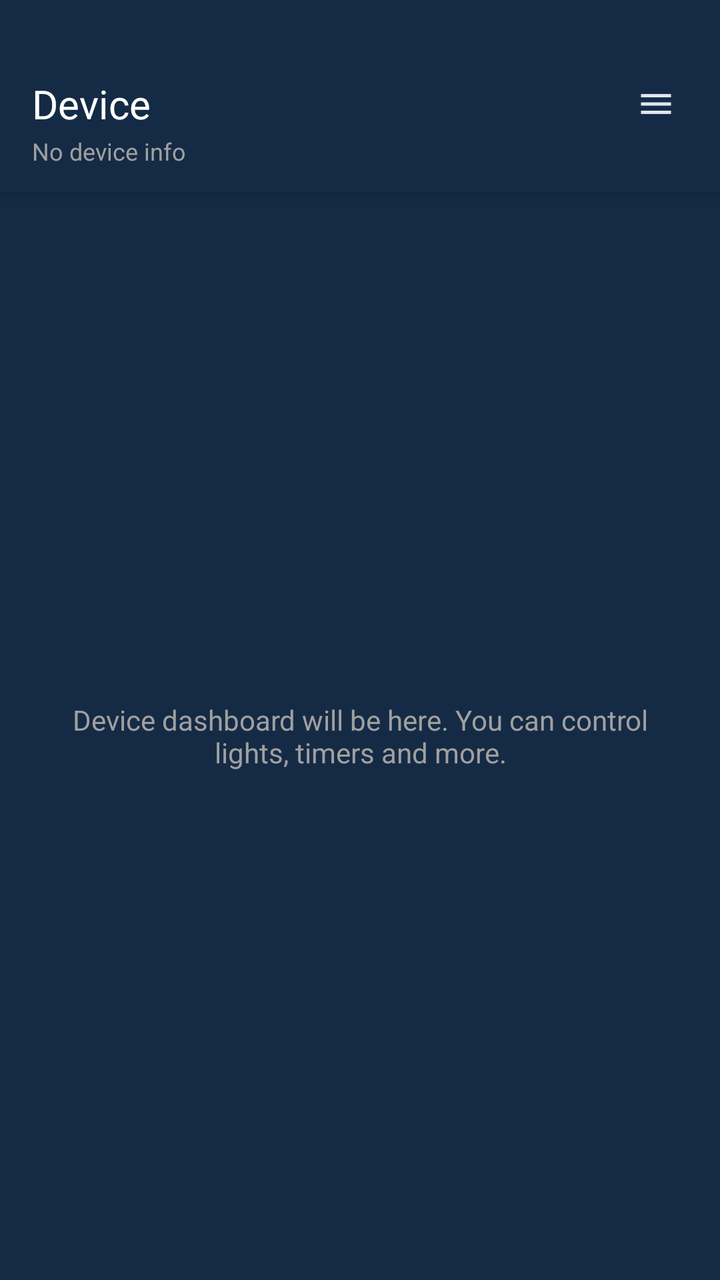
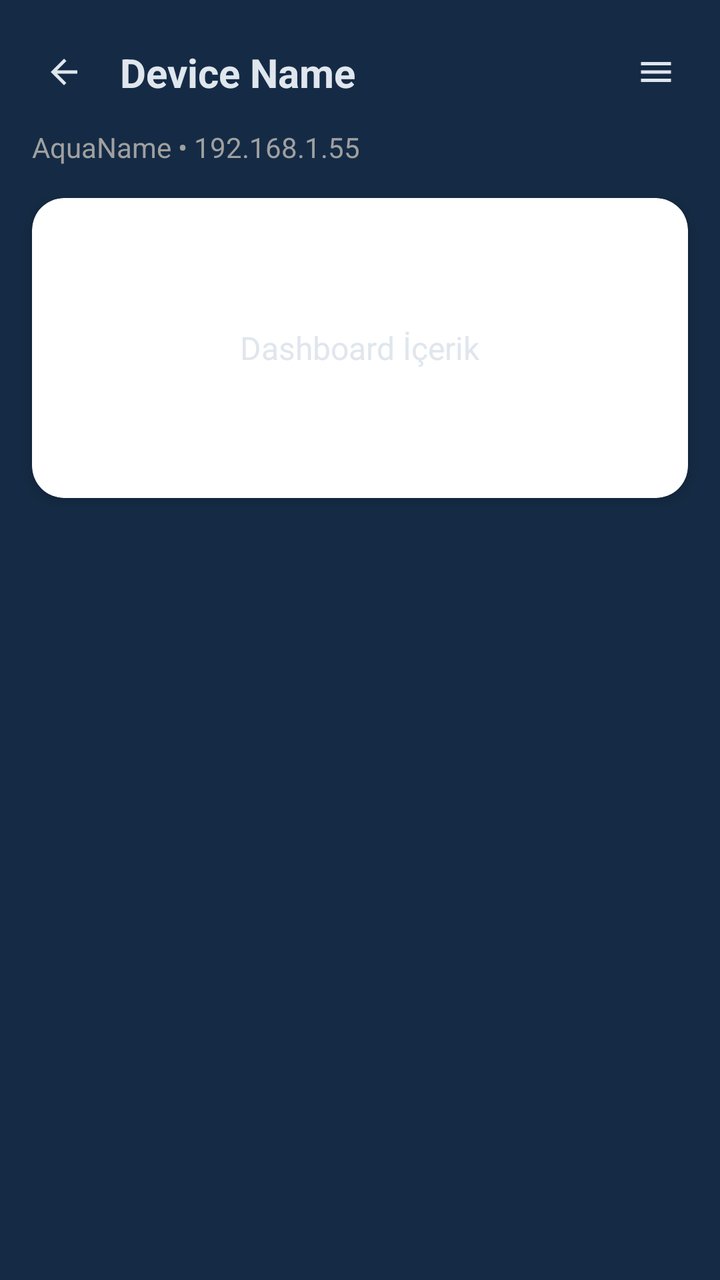

Compare the two renders of this Android layout. The source of the first and the diff that turns it into the second are given below.
<!-- AndroidManifest.xml: application theme AppTheme -->
<!-- res/layout/fragment_device_dashboard.xml -->
<?xml version="1.0" encoding="utf-8"?>
<androidx.constraintlayout.widget.ConstraintLayout
    xmlns:android="http://schemas.android.com/apk/res/android"
    xmlns:app="http://schemas.android.com/apk/res-auto"
    xmlns:tools="http://schemas.android.com/tools"
    android:layout_width="match_parent"
    android:layout_height="match_parent"
    android:background="@color/background_color"
    tools:context=".ui.tabs.devices.DeviceDashboardFragment">

    
    <androidx.constraintlayout.widget.ConstraintLayout
        android:id="@+id/headerContainer"
        android:layout_width="0dp"
        android:layout_height="wrap_content"
        android:paddingHorizontal="16dp"
        android:paddingTop="20dp"
        android:paddingBottom="12dp"
        android:background="@color/background_color"
        android:elevation="8dp"
        app:layout_constraintTop_toTopOf="parent"
        app:layout_constraintStart_toStartOf="parent"
        app:layout_constraintEnd_toEndOf="parent">

        
        <TextView
            android:id="@+id/tvTitle"
            style="@style/TextAppearance.Aqua.EditProfileTitle"
            android:layout_width="0dp"
            android:layout_height="wrap_content"
            android:text="@string/device_dashboard_title_default"
            android:maxLines="1"
            android:ellipsize="end"
            app:layout_constraintStart_toStartOf="parent"
            app:layout_constraintEnd_toStartOf="@id/btnMenu"
            app:layout_constraintTop_toTopOf="parent"
            app:layout_constraintBottom_toBottomOf="parent" />

        
        <TextView
            android:id="@+id/tvSubtitle"
            android:layout_width="0dp"
            android:layout_height="wrap_content"
            android:text="@string/device_dashboard_subtitle_default"
            android:textSize="12sp"
            android:textColor="@color/settings_text_secondary"
            android:maxLines="1"
            android:ellipsize="end"
            app:layout_constraintStart_toStartOf="parent"
            app:layout_constraintEnd_toStartOf="@id/btnMenu"
            app:layout_constraintTop_toBottomOf="@id/tvTitle"
            app:layout_constraintBottom_toBottomOf="parent"
            android:paddingTop="2dp" />

        
        <ImageView
            android:id="@+id/btnMenu"
            android:layout_width="32dp"
            android:layout_height="32dp"
            android:src="@drawable/ic_menu"
            android:padding="6dp"
            android:contentDescription="@string/device_dashboard_menu_button_desc"
            android:clickable="true"
            android:focusable="true"
            app:tint="?attr/colorOnSurface"
            app:layout_constraintEnd_toEndOf="parent"
            app:layout_constraintTop_toTopOf="parent"
            app:layout_constraintBottom_toBottomOf="parent" />
    </androidx.constraintlayout.widget.ConstraintLayout>

    
    <TextView
        android:id="@+id/tvPlaceholder"
        android:layout_width="0dp"
        android:layout_height="wrap_content"
        android:text="@string/device_dashboard_placeholder"
        android:textColor="@color/settings_text_secondary"
        android:gravity="center"
        android:textAlignment="center"
        android:layout_marginHorizontal="32dp"
        app:layout_constraintTop_toBottomOf="@id/headerContainer"
        app:layout_constraintBottom_toBottomOf="parent"
        app:layout_constraintStart_toStartOf="parent"
        app:layout_constraintEnd_toEndOf="parent" />

</androidx.constraintlayout.widget.ConstraintLayout>
<!-- resources referenced by this layout -->
<resources>
  <color name="background_color">#152B45</color>
  <color name="settings_text_secondary">#A0A0A0</color>
  <!-- drawable ic_menu (drawable) -->
  <?xml version="1.0" encoding="utf-8"?>
  <vector xmlns:android="http://schemas.android.com/apk/res/android"
      android:width="24dp"
      android:height="24dp"
      android:viewportWidth="24"
      android:viewportHeight="24">
  
      <path
          android:fillColor="@color/md_theme_dark_onSurface"
          android:pathData="M3,6h18v2H3z M3,11h18v2H3z M3,16h18v2H3z" />
  </vector>
  <string name="device_dashboard_menu_button_desc">Open device menu</string>
  <string name="device_dashboard_placeholder">
      Device dashboard will be here. You can control lights, timers and more.
  </string>
  <string name="device_dashboard_subtitle_default">No device info</string>
  <string name="device_dashboard_title_default">Device</string>
  <style name="TextAppearance.Aqua.EditProfileTitle" parent="TextAppearance.Material3.TitleLarge">
      <item name="fontFamily">@font/inter_semibold</item>
      <item name="android:fontFamily">@font/inter_semibold</item>
      <item name="android:textColor">@android:color/white</item>
      <item name="android:textSize">20sp</item>
  </style>
  <style name="AppTheme" parent="Theme.Material3.DayNight.NoActionBar">
  
          
          <item name="colorPrimary">@color/md_theme_light_primary</item>
          <item name="colorOnPrimary">@color/md_theme_light_onPrimary</item>
          <item name="colorSecondary">@color/md_theme_light_secondary</item>
          <item name="colorOnSecondary">@color/md_theme_light_onSecondary</item>
  
          
          <item name="android:colorBackground">@color/md_theme_light_background</item>
          <item name="colorSurface">@color/md_theme_light_surface</item>
          <item name="colorOnSurface">@color/md_theme_light_onSurface</item>
  
          
          <item name="colorSurfaceVariant">@color/md_theme_light_surfaceVariant</item>
          <item name="colorOnSurfaceVariant">@color/md_theme_light_onSurfaceVariant</item>
          <item name="colorOutline">@color/md_theme_light_outline</item>
          <item name="colorOutlineVariant">@color/md_theme_light_outlineVariant</item>
          <item name="colorError">@color/md_theme_light_error</item>
          <item name="colorOnError">@color/md_theme_light_onError</item>
  
          
          <item name="android:statusBarColor">@android:color/transparent</item>
          <item name="android:navigationBarColor">@android:color/black</item>
  
          
          <item name="android:windowLightStatusBar">true</item>
          <item name="android:windowLightNavigationBar">true</item>
  
          
          <item name="windowActionBar">false</item>
          <item name="android:windowNoTitle">true</item>
      </style>
  <color name="md_theme_dark_onSurface">#E0E6ED</color>
  <color name="md_theme_light_primary">#2196F3</color>
  <color name="md_theme_light_onPrimary">#FFFFFF</color>
  <color name="md_theme_light_secondary">#4A6363</color>
  <color name="md_theme_light_onSecondary">#FFFFFF</color>
  <color name="md_theme_light_background">#152B45</color>
  <color name="md_theme_light_surface">#152B45</color>
  <color name="md_theme_light_onSurface">#E0E6ED</color>
  <color name="md_theme_light_surfaceVariant">#233042</color>
  <color name="md_theme_light_onSurfaceVariant">#5C6B75</color>
  <color name="md_theme_light_outline">#455A64</color>
  <color name="md_theme_light_outlineVariant">#37474F</color>
  <color name="md_theme_light_error">#D32F2F</color>
  <color name="md_theme_light_onError">#FFFFFF</color>
</resources>

<!-- the commit's change to res/layout/fragment_device_dashboard.xml (unified diff, before → after) -->
@@ -2,55 +2,49 @@
 <androidx.constraintlayout.widget.ConstraintLayout
     xmlns:android="http://schemas.android.com/apk/res/android"
     xmlns:app="http://schemas.android.com/apk/res-auto"
-    xmlns:tools="http://schemas.android.com/tools"
     android:layout_width="match_parent"
     android:layout_height="match_parent"
-    android:background="@color/background_color"
-    tools:context=".ui.tabs.devices.DeviceDashboardFragment">
+    android:background="@color/background_color">
 
     
     <androidx.constraintlayout.widget.ConstraintLayout
         android:id="@+id/headerContainer"
         android:layout_width="0dp"
         android:layout_height="wrap_content"
-        android:paddingHorizontal="16dp"
         android:paddingTop="20dp"
         android:paddingBottom="12dp"
-        android:background="@color/background_color"
-        android:elevation="8dp"
+        android:paddingStart="16dp"
+        android:paddingEnd="16dp"
         app:layout_constraintTop_toTopOf="parent"
         app:layout_constraintStart_toStartOf="parent"
         app:layout_constraintEnd_toEndOf="parent">
 
         
-        <TextView
-            android:id="@+id/tvTitle"
-            style="@style/TextAppearance.Aqua.EditProfileTitle"
-            android:layout_width="0dp"
-            android:layout_height="wrap_content"
-            android:text="@string/device_dashboard_title_default"
-            android:maxLines="1"
-            android:ellipsize="end"
+        <ImageView
+            android:id="@+id/btnBack"
+            android:layout_width="32dp"
+            android:layout_height="32dp"
+            android:src="@drawable/ic_back"
+            android:padding="6dp"
+            app:tint="@color/md_theme_dark_onSurface"
             app:layout_constraintStart_toStartOf="parent"
-            app:layout_constraintEnd_toStartOf="@id/btnMenu"
             app:layout_constraintTop_toTopOf="parent"
             app:layout_constraintBottom_toBottomOf="parent" />
 
         
         <TextView
-            android:id="@+id/tvSubtitle"
+            android:id="@+id/tvDeviceName"
             android:layout_width="0dp"
             android:layout_height="wrap_content"
-            android:text="@string/device_dashboard_subtitle_default"
-            android:textSize="12sp"
-            android:textColor="@color/settings_text_secondary"
-            android:maxLines="1"
-            android:ellipsize="end"
-            app:layout_constraintStart_toStartOf="parent"
+            android:text="Device Name"
+            android:textSize="20sp"
+            android:textStyle="bold"
+            android:textColor="@color/md_theme_dark_onSurface"
+            app:layout_constraintStart_toEndOf="@id/btnBack"
+            app:layout_constraintTop_toTopOf="parent"
+            app:layout_constraintBottom_toBottomOf="parent"
             app:layout_constraintEnd_toStartOf="@id/btnMenu"
-            app:layout_constraintTop_toBottomOf="@id/tvTitle"
-            app:layout_constraintBottom_toBottomOf="parent"
-            android:paddingTop="2dp" />
+            android:paddingStart="12dp" />
 
         
         <ImageView
@@ -59,28 +53,50 @@
             android:layout_height="32dp"
             android:src="@drawable/ic_menu"
             android:padding="6dp"
-            android:contentDescription="@string/device_dashboard_menu_button_desc"
-            android:clickable="true"
-            android:focusable="true"
-            app:tint="?attr/colorOnSurface"
+            app:tint="@color/md_theme_dark_onSurface"
             app:layout_constraintEnd_toEndOf="parent"
             app:layout_constraintTop_toTopOf="parent"
             app:layout_constraintBottom_toBottomOf="parent" />
     </androidx.constraintlayout.widget.ConstraintLayout>
 
+
     
     <TextView
-        android:id="@+id/tvPlaceholder"
+        android:id="@+id/tvDeviceSubtitle"
         android:layout_width="0dp"
         android:layout_height="wrap_content"
-        android:text="@string/device_dashboard_placeholder"
+        android:text="AquaName • 192.168.1.55"
         android:textColor="@color/settings_text_secondary"
-        android:gravity="center"
-        android:textAlignment="center"
-        android:layout_marginHorizontal="32dp"
+        android:textSize="14sp"
+        android:paddingStart="16dp"
+        android:paddingEnd="16dp"
         app:layout_constraintTop_toBottomOf="@id/headerContainer"
-        app:layout_constraintBottom_toBottomOf="parent"
         app:layout_constraintStart_toStartOf="parent"
         app:layout_constraintEnd_toEndOf="parent" />
 
+
+    
+    <androidx.cardview.widget.CardView
+        android:id="@+id/cardMain"
+        android:layout_width="0dp"
+        android:layout_height="150dp"
+        android:layout_margin="16dp"
+        app:cardCornerRadius="16dp"
+        app:cardElevation="4dp"
+        app:layout_constraintTop_toBottomOf="@id/tvDeviceSubtitle"
+        app:layout_constraintStart_toStartOf="parent"
+        app:layout_constraintEnd_toEndOf="parent">
+
+        
+        <TextView
+            android:id="@+id/tvDummy"
+            android:layout_width="wrap_content"
+            android:layout_height="wrap_content"
+            android:text="Dashboard İçerik"
+            android:layout_gravity="center"
+            android:textColor="@color/md_theme_dark_onSurface"
+            android:textSize="16sp" />
+
+    </androidx.cardview.widget.CardView>
+
 </androidx.constraintlayout.widget.ConstraintLayout>
<!-- resource entries referenced after the edit -->
@@ -2,6 +2,18 @@
 <resources>
   <color name="background_color">#152B45</color>
   <color name="settings_text_secondary">#A0A0A0</color>
+  <!-- drawable ic_back (drawable) -->
+  <?xml version="1.0" encoding="utf-8"?>
+  <vector xmlns:android="http://schemas.android.com/apk/res/android"
+      android:width="24dp"
+      android:height="24dp"
+      android:viewportWidth="24"
+      android:viewportHeight="24">
+  
+      <path
+          android:fillColor="@android:color/white"
+          android:pathData="M20,11H7.83L13.42,5.41L12,4l-8,8 8,8 1.41,-1.41L7.83,13H20v-2z" />
+  </vector>
   <!-- drawable ic_menu (drawable) -->
   <?xml version="1.0" encoding="utf-8"?>
   <vector xmlns:android="http://schemas.android.com/apk/res/android"
@@ -14,18 +26,6 @@
           android:fillColor="@color/md_theme_dark_onSurface"
           android:pathData="M3,6h18v2H3z M3,11h18v2H3z M3,16h18v2H3z" />
   </vector>
-  <string name="device_dashboard_menu_button_desc">Open device menu</string>
-  <string name="device_dashboard_placeholder">
-      Device dashboard will be here. You can control lights, timers and more.
-  </string>
-  <string name="device_dashboard_subtitle_default">No device info</string>
-  <string name="device_dashboard_title_default">Device</string>
-  <style name="TextAppearance.Aqua.EditProfileTitle" parent="TextAppearance.Material3.TitleLarge">
-      <item name="fontFamily">@font/inter_semibold</item>
-      <item name="android:fontFamily">@font/inter_semibold</item>
-      <item name="android:textColor">@android:color/white</item>
-      <item name="android:textSize">20sp</item>
-  </style>
   <style name="AppTheme" parent="Theme.Material3.DayNight.NoActionBar">
   
           
